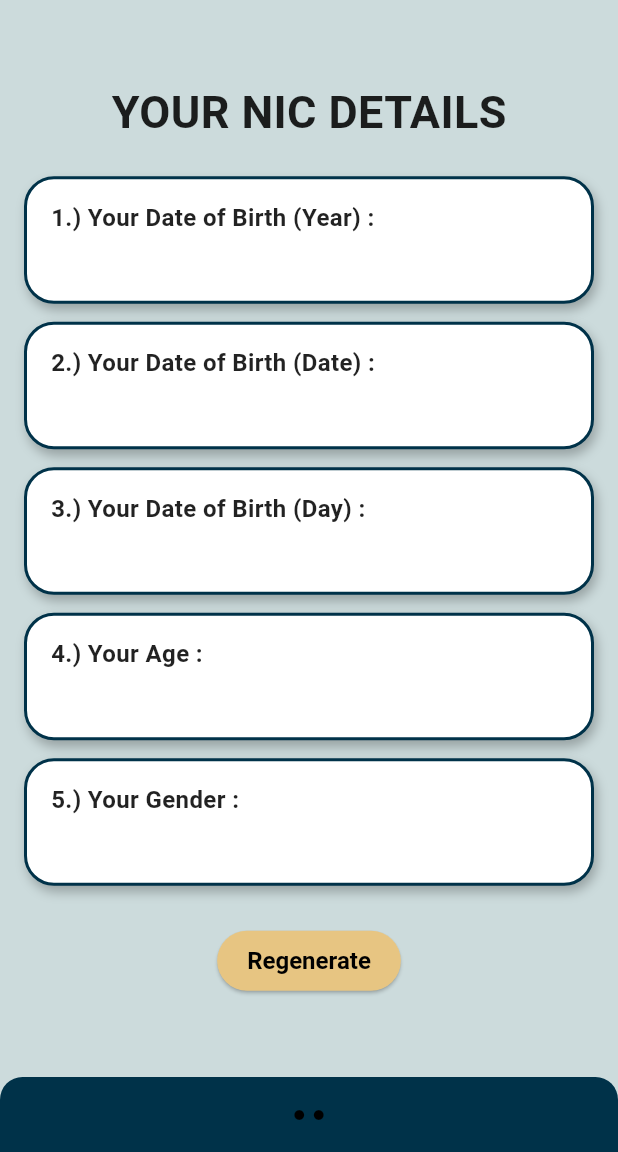
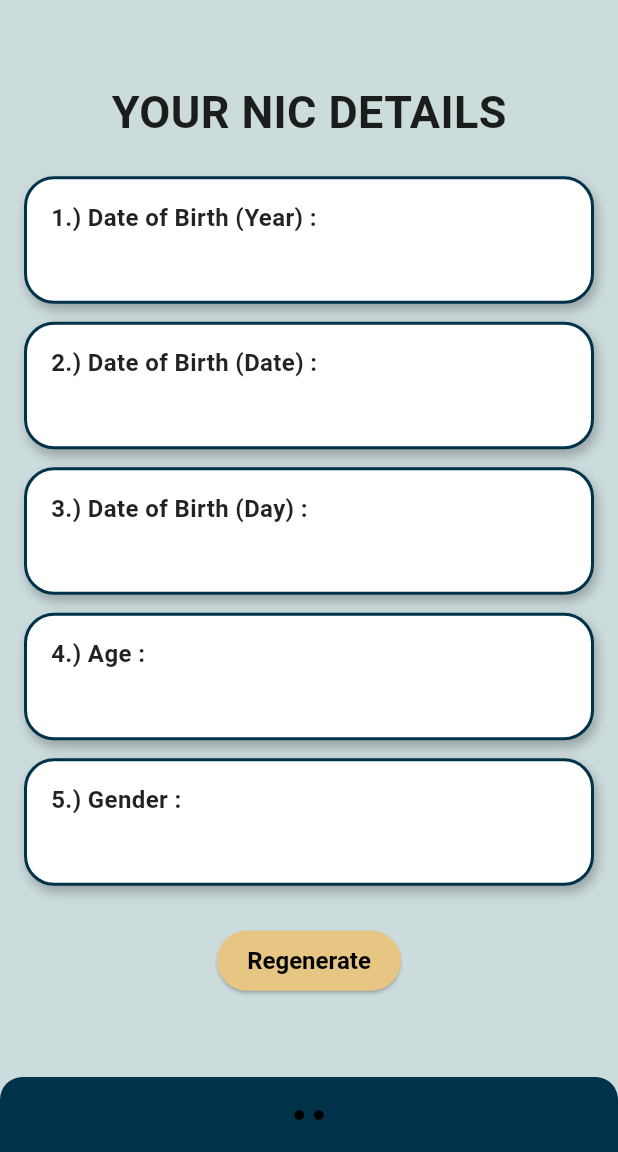
Before and after one commit to VayoniGamage/NIC_Decoder, a Flutter app: the NICResultScreen screen opened by its route, on a phone screen of 412 x 824 dp, the part 84-1236 px from its top. Run offline on Flutter 3.47's test engine with Material 3 defaults, Android fonts, the phone set to English and light mode, and no system bars; our stand-ins replace get.

Commit message:
Update nic_result_screen.dart

```diff
--- a/nic_decoder/lib/views/nic_result_screen.dart
+++ b/nic_decoder/lib/views/nic_result_screen.dart
@@ -24,11 +24,11 @@ class NICResultScreen extends StatelessWidget {
             const Text("YOUR NIC DETAILS", style: TextStyle(fontSize: 30, fontWeight: FontWeight.bold)),
             const SizedBox(height: 15),
 
-            _infoTile("1.) Your Date of Birth (Year) :", controller.birthYear),
-            _infoTile("2.) Your Date of Birth (Date) :", controller.birthDate),
-            _infoTile("3.) Your Date of Birth (Day) :", controller.birthDay),
-            _infoTile("4.) Your Age :", controller.age),
-            _infoTile("5.) Your Gender :", controller.gender),
+            _infoTile("1.) Date of Birth (Year) :", controller.birthYear),
+            _infoTile("2.) Date of Birth (Date) :", controller.birthDate),
+            _infoTile("3.) Date of Birth (Day) :", controller.birthDay),
+            _infoTile("4.) Age :", controller.age),
+            _infoTile("5.) Gender :", controller.gender),
 
             const SizedBox(height: 20),
             ElevatedButton(
```
